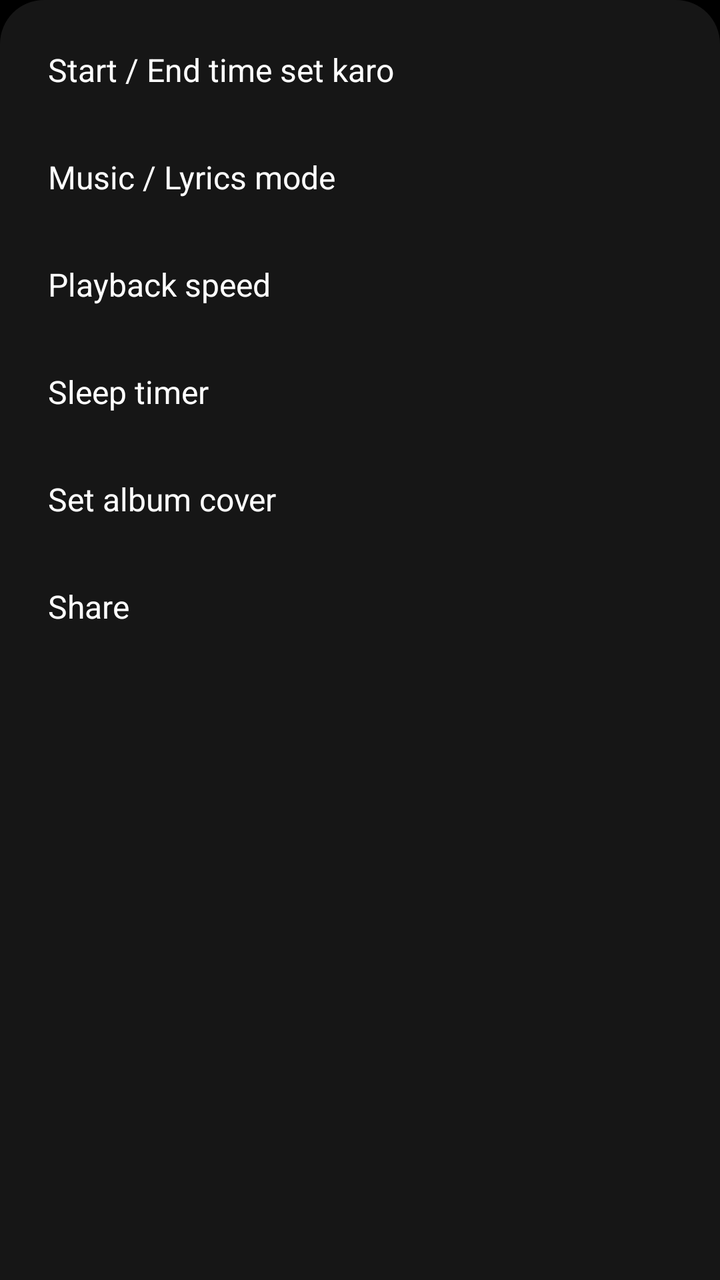
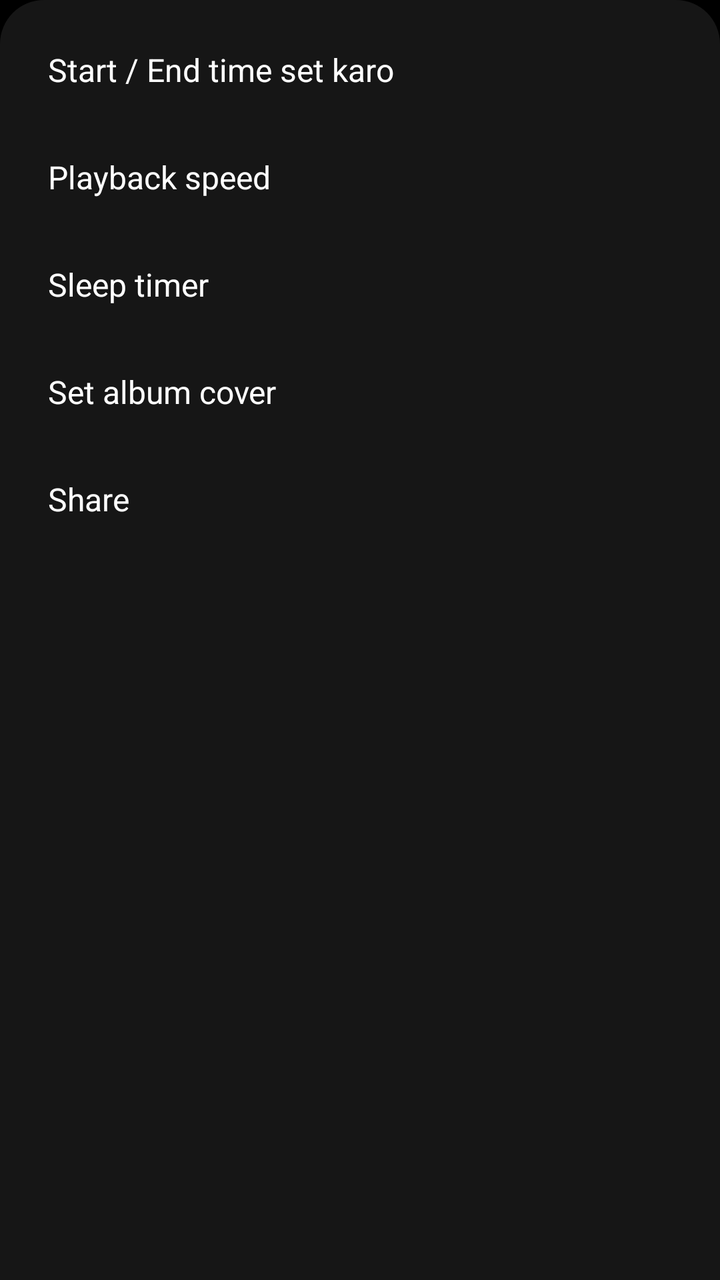

An Android layout rendered at two revisions. The XML below is the earlier revision; the diff shows what the commit changed to produce the second picture.
<!-- AndroidManifest.xml: application theme Theme.UmarMusic -->
<!-- res/layout/sheet_player_menu.xml -->
<?xml version="1.0" encoding="utf-8"?>
<LinearLayout xmlns:android="http://schemas.android.com/apk/res/android"
    android:layout_width="match_parent" android:layout_height="wrap_content" android:orientation="vertical" android:background="@drawable/bg_sheet_top" android:padding="8dp">
    <TextView android:id="@+id/pTrim" style="@style/MenuRow" android:text="Start / End time set karo" />
    <TextView android:id="@+id/pVoice" style="@style/MenuRow" android:text="Music / Lyrics mode" />
    <TextView android:id="@+id/pSpeed" style="@style/MenuRow" android:text="@string/playback_speed" />
    <TextView android:id="@+id/pSleep" style="@style/MenuRow" android:text="@string/sleep_timer" />
    <TextView android:id="@+id/pCover" style="@style/MenuRow" android:text="@string/set_album_cover" />
    <TextView android:id="@+id/pShare" style="@style/MenuRow" android:text="@string/share" />
</LinearLayout>
<!-- resources referenced by this layout -->
<resources>
  <!-- drawable bg_sheet_top (drawable) -->
  <shape xmlns:android="http://schemas.android.com/apk/res/android" android:shape="rectangle"><solid android:color="@color/sheet_bg"/><corners android:topLeftRadius="22dp" android:topRightRadius="22dp"/></shape>
  <string name="playback_speed">Playback speed</string>
  <string name="set_album_cover">Set album cover</string>
  <string name="share">Share</string>
  <string name="sleep_timer">Sleep timer</string>
  <style name="MenuRow">
          <item name="android:layout_width">match_parent</item>
          <item name="android:layout_height">wrap_content</item>
          <item name="android:padding">16dp</item>
          <item name="android:textColor">@color/white</item>
          <item name="android:textSize">16sp</item>
          <item name="android:background">?attr/selectableItemBackground</item>
      </style>
  <style name="Theme.UmarMusic" parent="Theme.Material3.DayNight.NoActionBar">
          <item name="android:windowBackground">@color/black</item>
          <item name="android:statusBarColor">@color/black</item>
          <item name="android:navigationBarColor">@color/black</item>
      </style>
  <color name="sheet_bg">#FF161616</color>
  <color name="white">#FFFFFFFF</color>
  <color name="black">#FF000000</color>
</resources>

<!-- the commit's change to res/layout/sheet_player_menu.xml (unified diff, before → after) -->
@@ -2,7 +2,6 @@
 <LinearLayout xmlns:android="http://schemas.android.com/apk/res/android"
     android:layout_width="match_parent" android:layout_height="wrap_content" android:orientation="vertical" android:background="@drawable/bg_sheet_top" android:padding="8dp">
     <TextView android:id="@+id/pTrim" style="@style/MenuRow" android:text="Start / End time set karo" />
-    <TextView android:id="@+id/pVoice" style="@style/MenuRow" android:text="Music / Lyrics mode" />
     <TextView android:id="@+id/pSpeed" style="@style/MenuRow" android:text="@string/playback_speed" />
     <TextView android:id="@+id/pSleep" style="@style/MenuRow" android:text="@string/sleep_timer" />
     <TextView android:id="@+id/pCover" style="@style/MenuRow" android:text="@string/set_album_cover" />
